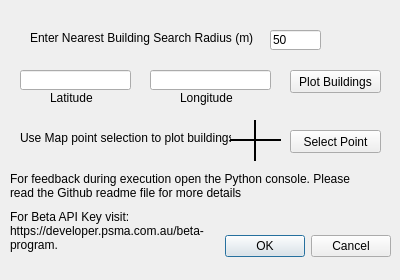
Above: nearest_building_dialog_base.ui from PSMA/beta-nearest-building before the change. Below: the same form after it.
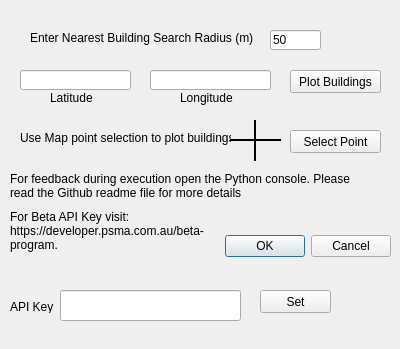
That is the form after the change.

What changed in the file:
```diff
--- a/nearest_building_dialog_base.ui
+++ b/nearest_building_dialog_base.ui
@@ -7,7 +7,7 @@
     <x>0</x>
     <y>0</y>
     <width>400</width>
-    <height>280</height>
+    <height>349</height>
    </rect>
   </property>
   <property name="windowTitle">
@@ -216,6 +216,42 @@
     <enum>Qt::Vertical</enum>
    </property>
   </widget>
+  <widget class="QLineEdit" name="lineEdit_4">
+   <property name="geometry">
+    <rect>
+     <x>60</x>
+     <y>290</y>
+     <width>181</width>
+     <height>31</height>
+    </rect>
+   </property>
+  </widget>
+  <widget class="QLabel" name="label_7">
+   <property name="geometry">
+    <rect>
+     <x>10</x>
+     <y>300</y>
+     <width>47</width>
+     <height>13</height>
+    </rect>
+   </property>
+   <property name="text">
+    <string>API Key</string>
+   </property>
+  </widget>
+  <widget class="QPushButton" name="pushButton_3">
+   <property name="geometry">
+    <rect>
+     <x>260</x>
+     <y>290</y>
+     <width>71</width>
+     <height>23</height>
+    </rect>
+   </property>
+   <property name="text">
+    <string>Set</string>
+   </property>
+  </widget>
  </widget>
  <resources/>
  <connections>
```
